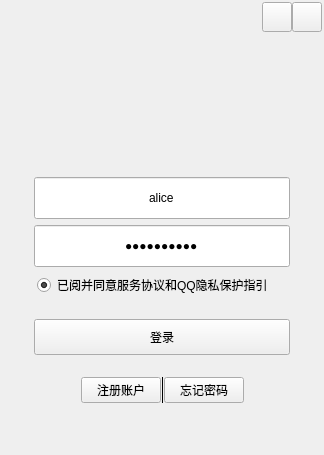
Old version of the form ui/widget.ui in the repository Sakurakouji-Saika/MyQtClient.
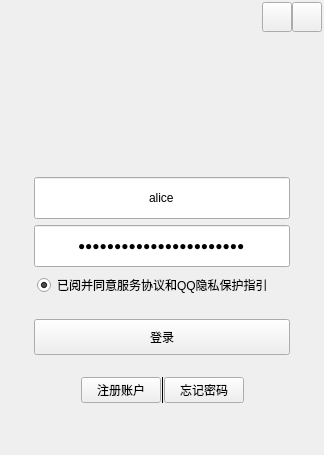
New version of the form. Custom widgets are drawn as their Qt base class.

Diff of the .ui file:
```diff
--- a/ui/widget.ui
+++ b/ui/widget.ui
@@ -322,7 +322,7 @@
                </size>
               </property>
               <property name="text">
-               <string>pass_alice</string>
+               <string>pbkdf2$1000$salta$hash1</string>
               </property>
               <property name="echoMode">
                <enum>QLineEdit::Password</enum>
```
